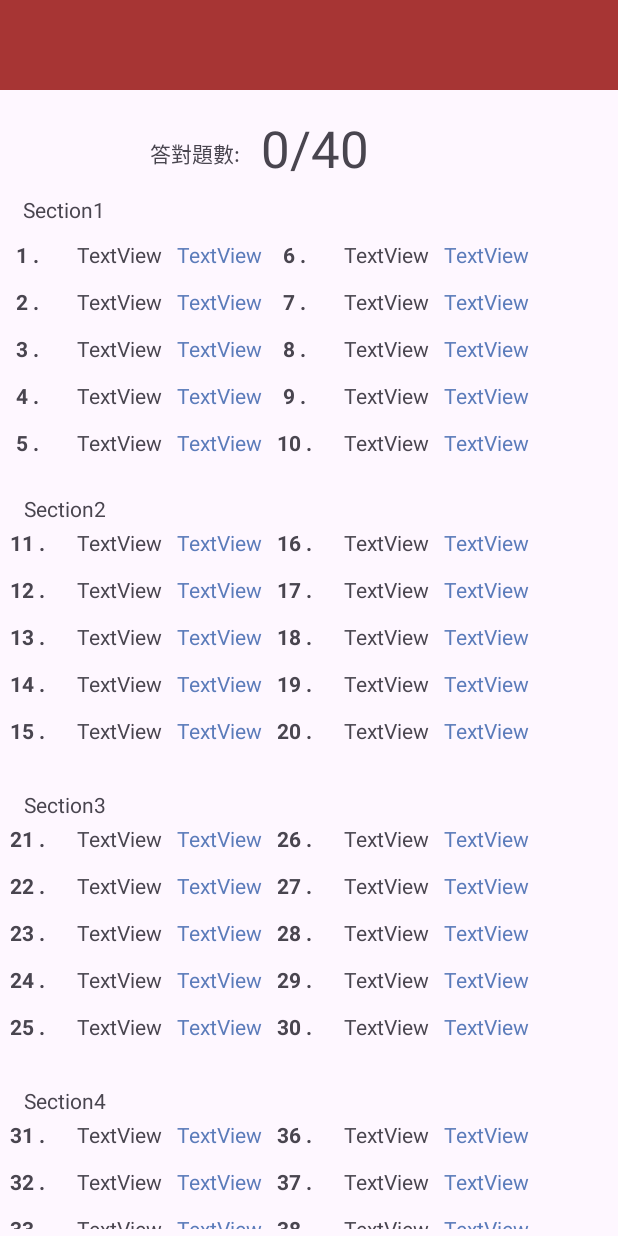
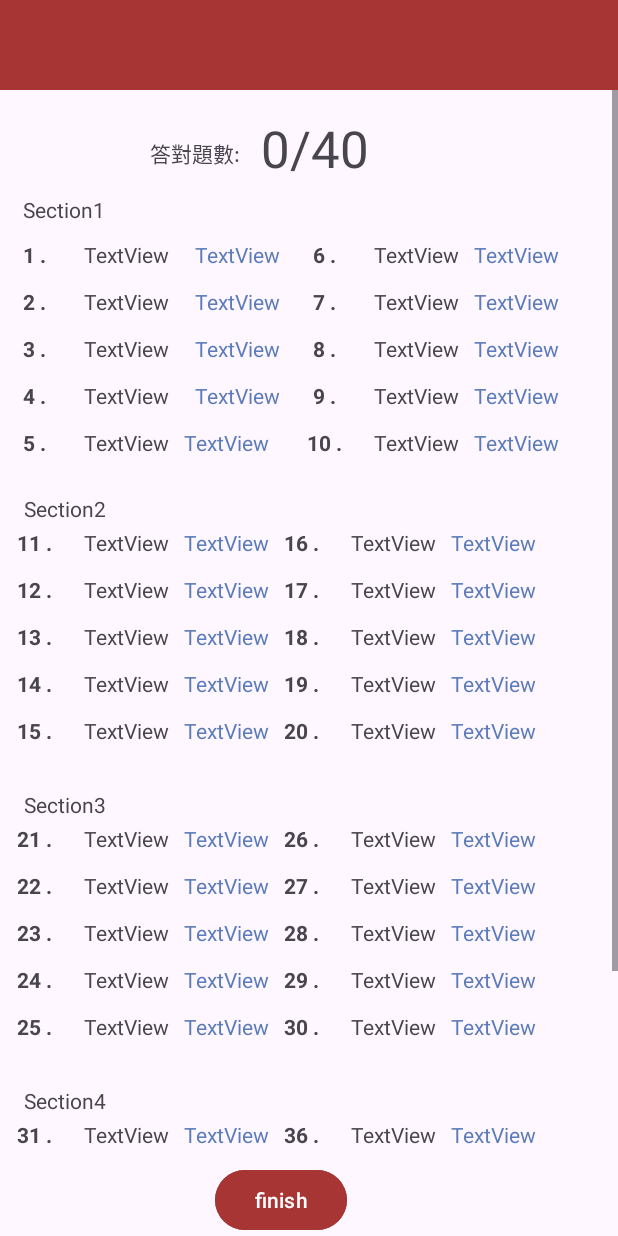
Before and after one commit to Fishtin666/GP_final, an Android app: the listen_Ans1 screen opened directly, with no data from a screen before it, on a phone screen of 412 x 824 dp. Run offline under Robolectric (Android 15) with nearby library versions, the phone set to English and light mode, and no system bars; our stand-ins replace Firebase (no records; nobody signed in at launch, a user with empty details on screens opened directly).

Commit message:
519 Lansxml2

```diff
--- a/GP_final/GProject/app/src/main/java/com/example/gproject/Listening/listen.java
+++ b/GP_final/GProject/app/src/main/java/com/example/gproject/Listening/listen.java
@@ -4,19 +4,34 @@ import android.content.Intent;
 import android.os.Bundle;
 import android.util.Log;
 import android.view.View;
+import android.widget.ImageButton;
 
 import androidx.appcompat.app.AppCompatActivity;
 import androidx.fragment.app.Fragment;
 import androidx.fragment.app.FragmentManager;
 
+import com.example.gproject.MainActivity;
 import com.example.gproject.R;
 
 public class listen extends AppCompatActivity {
 
+    ImageButton back;
     @Override
     protected void onCreate(Bundle savedInstanceState) {
         super.onCreate(savedInstanceState);
         setContentView(R.layout.listen);
+        back = findViewById(R.id.back);
+
+        // 设置点击监听器
+        back.setOnClickListener(new View.OnClickListener() {
+            @Override
+            public void onClick(View v) {
+                // 启动新的Activity
+                Intent intent = new Intent(listen.this, MainActivity.class);
+                startActivity(intent);
+                finish();
+            }
+        });
 
 
     }
--- a/GP_final/GProject/app/src/main/java/com/example/gproject/Listening/listen_Ans1.java
+++ b/GP_final/GProject/app/src/main/java/com/example/gproject/Listening/listen_Ans1.java
@@ -168,5 +168,6 @@ public class listen_Ans1 extends AppCompatActivity {
         Intent intent = new Intent();
         intent.setClass(this, MainActivity.class);
         startActivity(intent);
+        finish();
     }
 }
--- a/GP_final/GProject/app/src/main/java/com/example/gproject/Listening/listen_ftest1.java
+++ b/GP_final/GProject/app/src/main/java/com/example/gproject/Listening/listen_ftest1.java
@@ -406,6 +406,7 @@ public class listen_ftest1 extends AppCompatActivity {
         }
         intent.putExtras(bundle);
         startActivity(intent);
+        finish();
     }
 
     //音頻撥放
--- a/GP_final/GProject/app/src/main/java/com/example/gproject/Review/RReview.java
+++ b/GP_final/GProject/app/src/main/java/com/example/gproject/Review/RReview.java
@@ -85,7 +85,6 @@ public class RReview extends AppCompatActivity {
 
     private void getData(){
         Ans.removeAllViews();
-        getpic();
         FirebaseFirestore db = FirebaseFirestore.getInstance();
         //int section = 1;
         DocumentReference Q = db.collection("Listen_" + test).document("S" + section + "_" + Qcount);
--- a/GP_final/GProject/app/src/main/res/layout/activity_listen_ans1.xml
+++ b/GP_final/GProject/app/src/main/res/layout/activity_listen_ans1.xml
@@ -15,8 +15,11 @@
         app:layout_constraintTop_toTopOf="parent" />
 
     <ScrollView
-        android:layout_width="418dp"
-        android:layout_height="759dp"
+        android:layout_width="match_parent"
+        android:layout_height="match_parent"
+        android:layout_marginTop="60dp"
+        android:layout_marginBottom="60dp"
+        app:layout_constraintBottom_toTopOf="@+id/finish2"
         app:layout_constraintStart_toStartOf="parent"
         app:layout_constraintTop_toBottomOf="@+id/view18">
 
@@ -89,20 +92,21 @@
                 android:id="@+id/linearLayout2"
                 android:layout_width="395dp"
                 android:layout_height="152dp"
+                android:layout_marginStart="5dp"
                 android:layout_marginTop="100dp"
-                android:layout_marginEnd="16dp"
                 android:orientation="horizontal"
                 app:layout_constraintEnd_toEndOf="parent"
+                app:layout_constraintStart_toStartOf="parent"
                 app:layout_constraintTop_toTopOf="parent">
 
                 <LinearLayout
-                    android:layout_width="wrap_content"
+                    android:layout_width="183dp"
                     android:layout_height="wrap_content"
                     android:orientation="vertical">
 
                     <LinearLayout
-                        android:layout_width="wrap_content"
-                        android:layout_height="wrap_content"
+                        android:layout_width="match_parent"
+                        android:layout_height="match_parent"
                         android:orientation="horizontal">
 
                         <TextView
@@ -127,16 +131,16 @@
                             android:layout_width="wrap_content"
                             android:layout_height="wrap_content"
                             android:layout_marginStart="10dp"
-                            android:layout_weight="1"
                             android:layout_marginBottom="2dp"
-                            android:text="TextView"
-                            android:textColor="@color/blue" />
-
-                    </LinearLayout>
-
-                    <LinearLayout
-                        android:layout_width="wrap_content"
-                        android:layout_height="wrap_content"
+                            android:layout_weight="1"
+                            android:text="TextView"
+                            android:textColor="@color/blue" />
+
+                    </LinearLayout>
+
+                    <LinearLayout
+                        android:layout_width="match_parent"
+                        android:layout_height="match_parent"
                         android:orientation="horizontal">
 
                         <TextView
@@ -162,8 +166,8 @@
                             android:layout_width="wrap_content"
                             android:layout_height="wrap_content"
                             android:layout_marginStart="10dp"
-                            android:layout_weight="1"
-                            android:layout_marginTop="10dp"
+                            android:layout_marginTop="10dp"
+                            android:layout_weight="1"
                             android:text="TextView"
                             android:textColor="@color/blue" />
                     </LinearLayout>
@@ -263,22 +267,22 @@
                             android:layout_width="wrap_content"
                             android:layout_height="wrap_content"
                             android:layout_marginStart="10dp"
-                            android:layout_weight="1"
-                            android:layout_marginTop="10dp"
-                            android:text="TextView"
-                            android:textColor="@color/blue" />
-                    </LinearLayout>
-                </LinearLayout>
-
-                <LinearLayout
-                    android:layout_width="wrap_content"
+                            android:layout_marginTop="10dp"
+                            android:layout_weight="1"
+                            android:text="TextView"
+                            android:textColor="@color/blue" />
+                    </LinearLayout>
+                </LinearLayout>
+
+                <LinearLayout
+                    android:layout_width="202dp"
                     android:layout_height="wrap_content"
                     android:layout_marginStart="10dp"
                     android:orientation="vertical">
 
                     <LinearLayout
-                        android:layout_width="wrap_content"
-                        android:layout_height="wrap_content"
+                        android:layout_width="match_parent"
+                        android:layout_height="match_parent"
                         android:orientation="horizontal">
 
                         <TextView
@@ -310,8 +314,8 @@
                     </LinearLayout>
 
                     <LinearLayout
-                        android:layout_width="wrap_content"
-                        android:layout_height="wrap_content"
+                        android:layout_width="match_parent"
+                        android:layout_height="match_parent"
                         android:orientation="horizontal">
 
                         <TextView
@@ -343,8 +347,8 @@
                     </LinearLayout>
 
                     <LinearLayout
-                        android:layout_width="wrap_content"
-                        android:layout_height="wrap_content"
+                        android:layout_width="match_parent"
+                        android:layout_height="match_parent"
                         android:orientation="horizontal">
 
                         <TextView
@@ -376,8 +380,8 @@
                     </LinearLayout>
 
                     <LinearLayout
-                        android:layout_width="wrap_content"
-                        android:layout_height="wrap_content"
+                        android:layout_width="match_parent"
+                        android:layout_height="match_parent"
                         android:orientation="horizontal">
 
                         <TextView
@@ -409,8 +413,8 @@
                     </LinearLayout>
 
                     <LinearLayout
-                        android:layout_width="wrap_content"
-                        android:layout_height="wrap_content"
+                        android:layout_width="match_parent"
+                        android:layout_height="match_parent"
                         android:orientation="horizontal">
 
                         <TextView
@@ -448,10 +452,11 @@
                 android:id="@+id/linearLayout3"
                 android:layout_width="395dp"
                 android:layout_height="157dp"
+                android:layout_marginStart="5dp"
                 android:layout_marginTop="40dp"
-                android:layout_marginEnd="16dp"
                 android:orientation="horizontal"
                 app:layout_constraintEnd_toEndOf="parent"
+                app:layout_constraintStart_toStartOf="parent"
                 app:layout_constraintTop_toBottomOf="@+id/linearLayout2">
 
                 <LinearLayout
@@ -800,10 +805,11 @@
                 android:id="@+id/linearLayout4"
                 android:layout_width="395dp"
                 android:layout_height="157dp"
+                android:layout_marginStart="5dp"
                 android:layout_marginTop="40dp"
-                android:layout_marginEnd="16dp"
                 android:orientation="horizontal"
                 app:layout_constraintEnd_toEndOf="parent"
+                app:layout_constraintStart_toStartOf="parent"
                 app:layout_constraintTop_toBottomOf="@+id/linearLayout3">
 
                 <LinearLayout
@@ -1143,10 +1149,11 @@
                 android:id="@+id/linearLayout5"
                 android:layout_width="395dp"
                 android:layout_height="157dp"
+                android:layout_marginStart="5dp"
                 android:layout_marginTop="40dp"
-                android:layout_marginEnd="16dp"
                 android:orientation="horizontal"
                 app:layout_constraintEnd_toEndOf="parent"
+                app:layout_constraintStart_toStartOf="parent"
                 app:layout_constraintTop_toBottomOf="@+id/linearLayout4">
 
                 <LinearLayout
@@ -1482,21 +1489,20 @@
 
                 </LinearLayout>
             </LinearLayout>
+
+        </androidx.constraintlayout.widget.ConstraintLayout>
+    </ScrollView>
 
     <Button
         android:id="@+id/finish2"
         android:layout_width="wrap_content"
         android:layout_height="wrap_content"
         android:layout_marginStart="143dp"
-                android:layout_marginTop="40dp"
         android:backgroundTint="@color/red"
         android:onClick="NextClick"
         android:text="finish"
-                app:layout_constraintStart_toStartOf="parent"
-                app:layout_constraintTop_toBottomOf="@+id/linearLayout5" />
+        app:layout_constraintBottom_toBottomOf="parent"
+        app:layout_constraintStart_toStartOf="parent" />
+
 
 </androidx.constraintlayout.widget.ConstraintLayout>
-    </ScrollView>
-
-
-</androidx.constraintlayout.widget.ConstraintLayout>
--- a/GP_final/GProject/app/src/main/res/layout/activity_listen_ftest1.xml
+++ b/GP_final/GProject/app/src/main/res/layout/activity_listen_ftest1.xml
@@ -29,8 +29,9 @@
         app:layout_constraintTop_toTopOf="parent" />
 
     <ScrollView
-        android:layout_width="413dp"
-        android:layout_height="807dp"
+        android:layout_width="match_parent"
+        android:layout_height="match_parent"
+        android:layout_marginTop="60dp"
         app:layout_constraintTop_toBottomOf="@+id/view18">
 
         <androidx.constraintlayout.widget.ConstraintLayout
```
Lines whose indentation alone changed are shown as unchanged.
